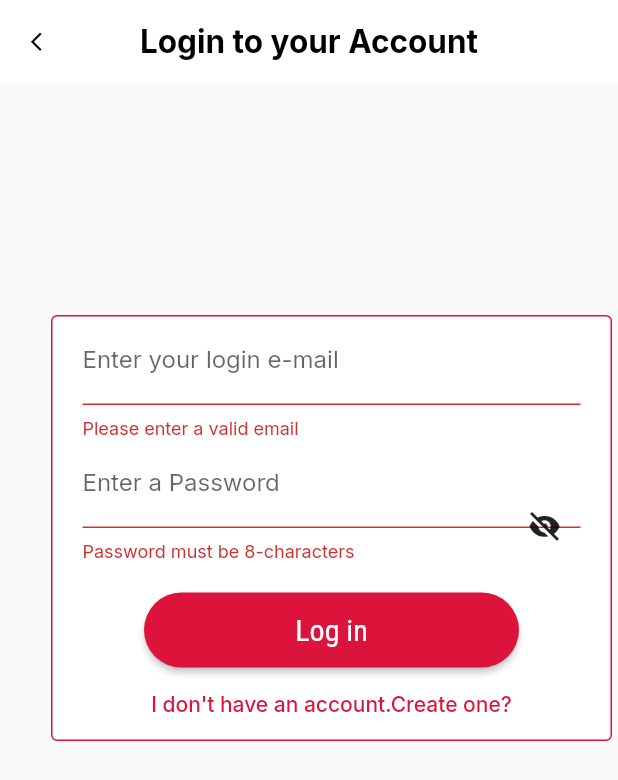
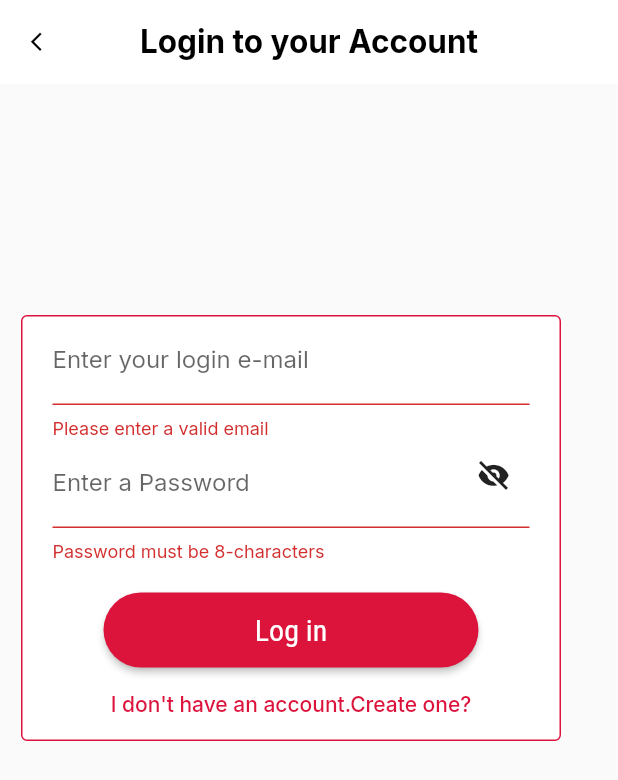
Before and after one commit to roshancypher15/sajilo_ventures, a Flutter app: the LoginSignupAlert screen opened by its route, after a tap on the "remove red eye" icon, after a tap on "Log in", on a phone screen of 412 x 824 dp. Shown: the top 780 px of the screen. Run offline on Flutter 3.47's test engine with Material 2 defaults, Android fonts, the phone set to English and light mode, and no system bars; our stand-ins replace charts_flutter, cloud_firestore, firebase_auth, firebase_core, firebase_storage, flutter_rating_bar and 5 more; missing offline and left inert: custom_info_window, date_time_format, flutter_polyline_points, google_place; accounts and stored records are empty.

Commit message:
registration final

```diff
--- a/sajilo_ventures/lib/screens/login_signup_alert.dart
+++ b/sajilo_ventures/lib/screens/login_signup_alert.dart
@@ -18,13 +18,13 @@ class LoginSignupAlert extends StatefulWidget {
 class _LoginSignupAlertState extends State<LoginSignupAlert>
     with SingleTickerProviderStateMixin {
   final _formKey = GlobalKey<FormState>();
-
+  final _passwordTextEditor = TextEditingController();
   var _isLogin = true;
   var _isloading = false;
   final _auth = FirebaseAuth.instance;
   var _email = '';
   var _password = '';
-  var _confirmPassword = '';
+
   var _phone = '';
   var _username = '';
   var _hidepassword = true;
@@ -148,7 +148,7 @@ class _LoginSignupAlertState extends State<LoginSignupAlert>
       ),
       body: SingleChildScrollView(
         child: Container(
-          margin: EdgeInsets.only(top: _isLogin ? 150 : 50, left: 30),
+          margin: EdgeInsets.only(top: _isLogin ? 150 : 50, left: 10),
           child: Card(
             borderOnForeground: true,
             elevation: 6,
@@ -160,7 +160,7 @@ class _LoginSignupAlertState extends State<LoginSignupAlert>
                     width: 1, color: Theme.of(context).colorScheme.secondary),
               ),
               padding: const EdgeInsets.symmetric(horizontal: 20),
-              width: double.infinity,
+              width: 360,
               constraints: BoxConstraints(minHeight: _isLogin ? 220 : 350),
               curve: Curves.fastOutSlowIn,
               duration: const Duration(milliseconds: 400),
@@ -188,17 +188,16 @@ class _LoginSignupAlertState extends State<LoginSignupAlert>
                       },
                     ),
                     Stack(
-                      alignment: Alignment.bottomRight,
+                      alignment: Alignment.topRight,
                       children: [
                         TextFormField(
                           autofocus: false,
+                          controller: _passwordTextEditor,
                           keyboardType: TextInputType.emailAddress,
                           key: const ValueKey('password'),
                           validator: (value) {
                             if (value!.isEmpty || value.length < 8) {
                               return 'Password must be 8-characters';
-                            } else if (_confirmPassword != value) {
-                              return 'Password doesn\'t match';
                             }
                             {
                               return null;
@@ -227,7 +226,7 @@ class _LoginSignupAlertState extends State<LoginSignupAlert>
                             child: SlideTransition(
                               position: _slideAnimation1,
                               child: Stack(
-                                alignment: Alignment.centerRight,
+                                alignment: Alignment.topRight,
                                 children: [
                                   TextFormField(
                                     autofocus: false,
@@ -237,14 +236,11 @@ class _LoginSignupAlertState extends State<LoginSignupAlert>
                                         labelStyle: TextStyle(fontSize: 16)),
                                     key: const ValueKey('confirmPassword'),
                                     validator: (value) {
-                                      if (_password != value) {
+                                      if (_passwordTextEditor.text != value) {
                                         return 'Password doesn\'t match.';
                                       } else {
                                         return null;
                                       }
-                                    },
-                                    onSaved: (value) {
-                                      _confirmPassword = value!;
                                     },
                                   ),
                                   IconButton(
--- a/sajilo_ventures/lib/transition/custom_route.dart
+++ b/sajilo_ventures/lib/transition/custom_route.dart
@@ -2,16 +2,12 @@ import 'package:flutter/material.dart';
 
 class CustomRoute extends PageTransitionsBuilder {
   @override
-
   Widget buildTransitions<T>(
       PageRoute<T> route,
       BuildContext context,
       Animation<double> animation,
       Animation<double> secondaryAnimation,
       Widget child) {
-    if (route.isFirst) {
-      return child;
-    }
     return FadeTransition(
       opacity: animation,
       child: child,
```
